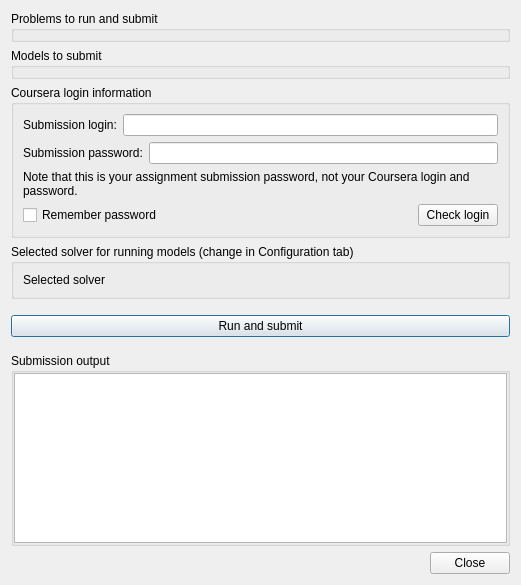
The window that MiniZincIDE/courserasubmission.ui (MiniZinc/MiniZincIDE) describes before a commit, drawn with Qt 5.
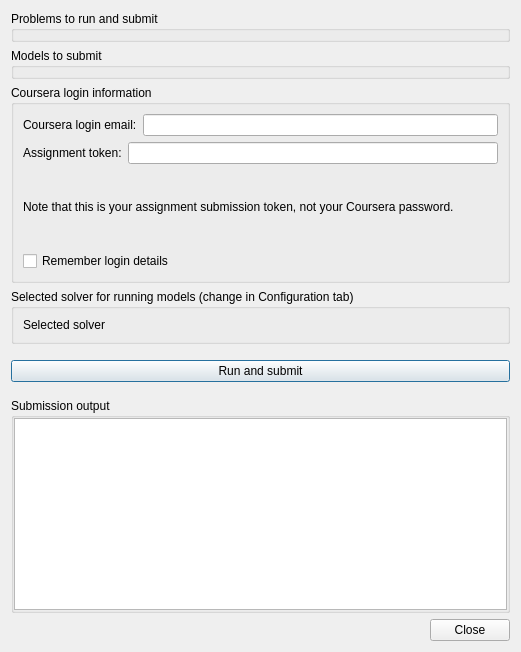
The same window after the commit.

Commit message: Implement new Coursera submission system.

What changed in the file:
```diff
--- a/MiniZincIDE/courserasubmission.ui
+++ b/MiniZincIDE/courserasubmission.ui
@@ -7,7 +7,7 @@
     <x>0</x>
     <y>0</y>
     <width>521</width>
-    <height>585</height>
+    <height>652</height>
    </rect>
   </property>
   <property name="sizePolicy">
@@ -48,7 +48,7 @@
         <item>
          <widget class="QLabel" name="label_3">
           <property name="text">
-           <string>Submission login:</string>
+           <string>Coursera login email:</string>
           </property>
          </widget>
         </item>
@@ -65,7 +65,7 @@
         <item>
          <widget class="QLabel" name="label_4">
           <property name="text">
-           <string>Submission password:</string>
+           <string>Assignment token:</string>
           </property>
          </widget>
         </item>
@@ -87,7 +87,7 @@
          </sizepolicy>
         </property>
         <property name="text">
-         <string>Note that this is your assignment submission password, not your Coursera login and password.</string>
+         <string>Note that this is your assignment submission token, not your Coursera password.</string>
         </property>
         <property name="textFormat">
          <enum>Qt::RichText</enum>
@@ -105,7 +105,7 @@
         <item>
          <widget class="QCheckBox" name="storePassword">
           <property name="text">
-           <string>Remember password</string>
+           <string>Remember login details</string>
           </property>
          </widget>
         </item>
@@ -122,13 +122,6 @@
           </property>
          </spacer>
         </item>
-        <item>
-         <widget class="QPushButton" name="checkLoginButton">
-          <property name="text">
-           <string>Check login</string>
-          </property>
-         </widget>
-        </item>
        </layout>
       </item>
      </layout>
```
The commit also changes 4 other files.
